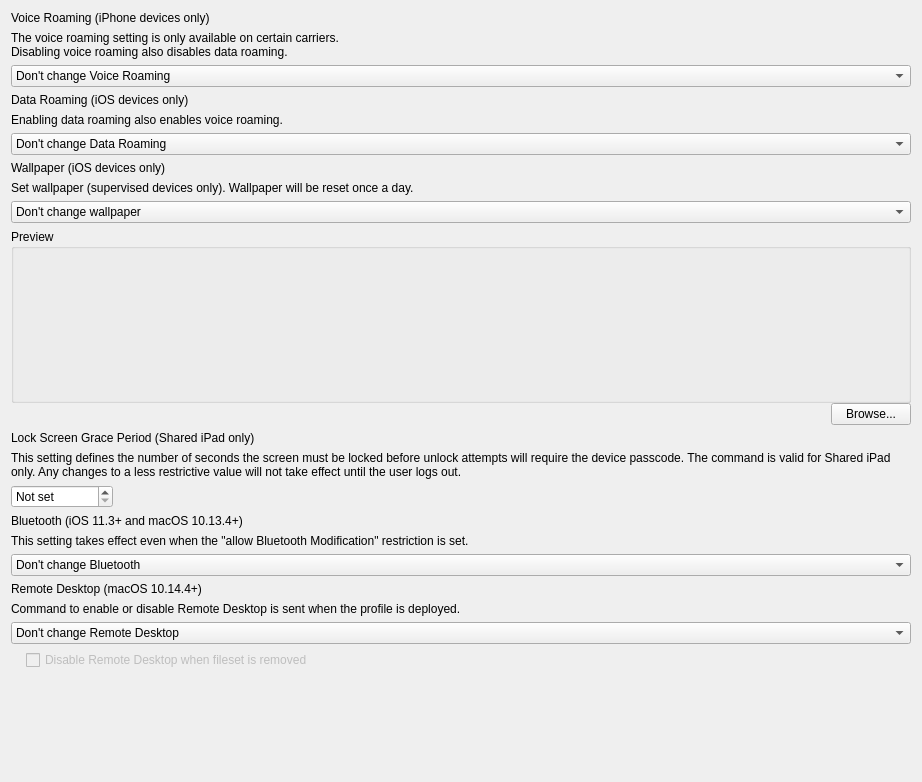
Before: the Qt Designer form FWAdminLib/Configurator/CommandPolicyForm.ui in fw-dev/translations, drawn with Qt 5.
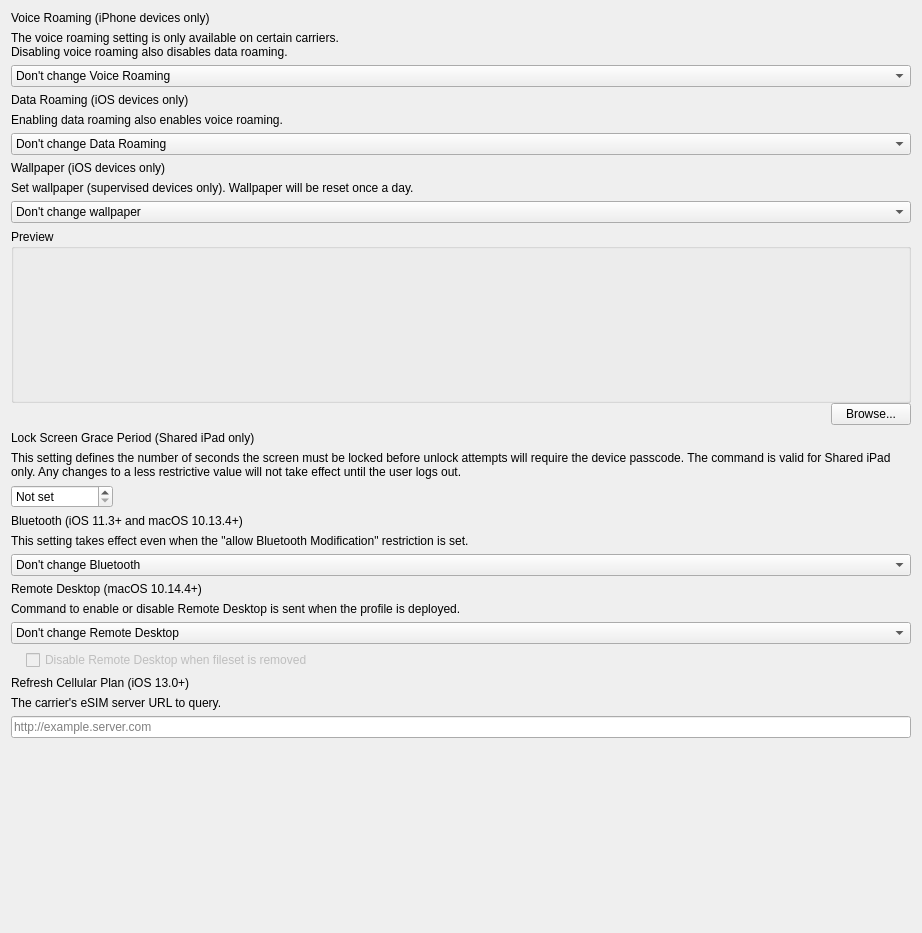
After: the same form once the commit is applied.

Diff of the .ui file:
```diff
--- a/FWAdminLib/Configurator/CommandPolicyForm.ui
+++ b/FWAdminLib/Configurator/CommandPolicyForm.ui
@@ -7,7 +7,7 @@
     <x>0</x>
     <y>0</y>
     <width>922</width>
-    <height>782</height>
+    <height>933</height>
    </rect>
   </property>
   <property name="windowTitle">
@@ -452,6 +452,27 @@
      </layout>
     </widget>
    </item>
+   <item>
+    <widget class="QLabel" name="labelRefreshCellularPlan">
+     <property name="text">
+      <string>Refresh Cellular Plan (iOS 13.0+)</string>
+     </property>
+    </widget>
+   </item>
+   <item>
+    <widget class="QLabel" name="lTipRefreshCellularPlan">
+     <property name="text">
+      <string>The carrier's eSIM server URL to query.</string>
+     </property>
+    </widget>
+   </item>
+   <item>
+    <widget class="QLineEdit" name="lineEditeSIMServerURL">
+     <property name="placeholderText">
+      <string>http://example.server.com</string>
+     </property>
+    </widget>
+   </item>
    <item>
     <spacer name="verticalSpacer">
      <property name="orientation">
```
Left out of the diff: 2 changed lines with no effect on the pictures.
